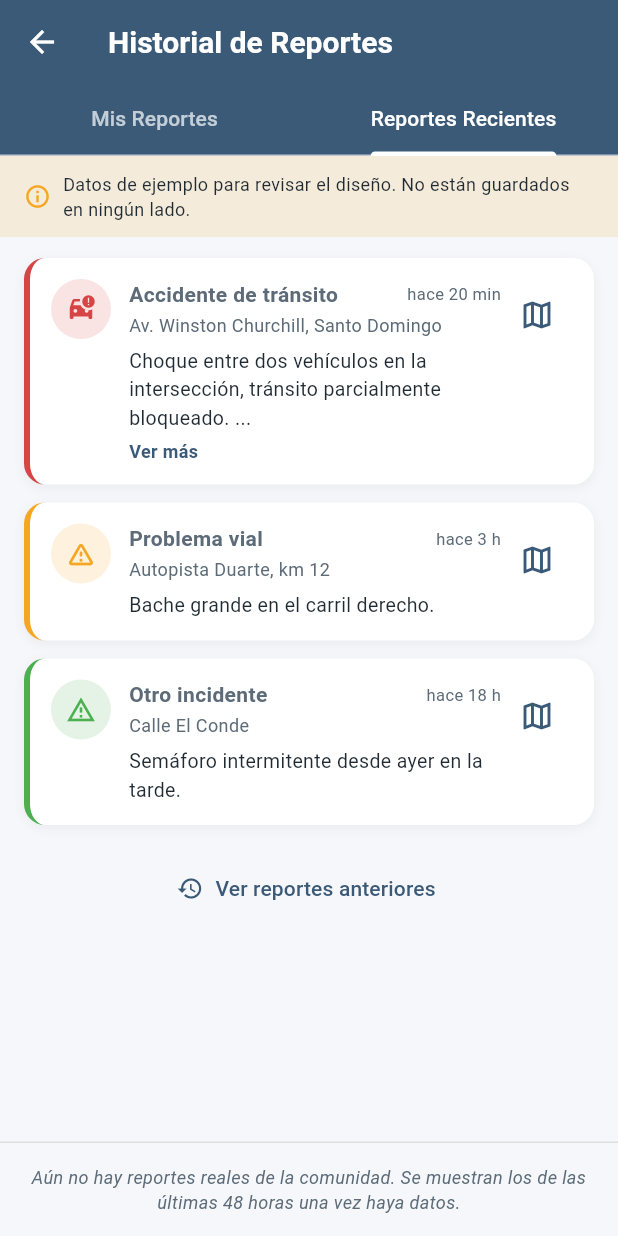
After one commit to alexxdiazz-20/ReportesRD-App, a Flutter app: the HistorialScreen screen opened by its route, tab 2 chosen, on a phone screen of 412 x 824 dp. The commit adds this screen. Run offline on Flutter 3.47's test engine with Material 3 defaults, Android fonts, the phone set to English and light mode, and no system bars; our stand-ins replace geolocator, google_maps_flutter, image_picker, shared_preferences; accounts and stored records are empty.

Commit message:
feat: historial de reportes con pestanas Mis Reportes y Recientes, filtro 48h, ID por dispositivo

```diff
--- a/lib/main.dart
+++ b/lib/main.dart
@@ -2,6 +2,8 @@ import 'package:flutter/material.dart';
 import 'theme/app_theme.dart';
 import 'screens/home_screen.dart';
 import 'screens/nuevo_reporte_screen.dart';
+import 'screens/historial_screen.dart';
+import 'screens/ver_reporte_mapa_screen.dart';
 
 void main() {
   runApp(const MyApp());
@@ -24,6 +26,8 @@ class MyApp extends StatelessWidget {
       routes: {
         '/': (context) => const HomeScreen(),
         '/nuevo-reporte': (context) => const NuevoReporteScreen(),
+        '/historial': (context) => const HistorialScreen(),
+        '/ver-reporte-mapa': (context) => const VerReporteMapaScreen(),
       },
     );
   }
--- a/lib/models/reporte_model.dart
+++ b/lib/models/reporte_model.dart
@@ -12,13 +12,15 @@ class ReporteModel {
   final String descripcion;
   final double latitud;
   final double longitud;
-
-  // Lista de rutas de fotos: puede venir vacía (sin fotos),
-  // con una, o con varias.
   final List<String> rutasFotos;
-
   final NivelUrgencia urgencia;
   final DateTime fechaCreacion;
+
+  // ID del dispositivo que creó este reporte (ver DispositivoService).
+  // Se usa para que cada usuario pueda ver "sus" reportes en el
+  // Historial, sin necesidad de login. No identifica a una persona,
+  // solo a un dispositivo/instalación de la app.
+  final String creadoPor;
 
   ReporteModel({
     String? id,
@@ -29,16 +31,22 @@ class ReporteModel {
     List<String>? rutasFotos,
     required this.urgencia,
     DateTime? fechaCreacion,
+    required this.creadoPor,
   })  : id = id ?? const Uuid().v4(), // genera el ID único automáticamente, sin login
-        rutasFotos = rutasFotos ?? const [], // si no se pasa nada, queda como lista vacía
+        rutasFotos = rutasFotos ?? const [],
         fechaCreacion = fechaCreacion ?? DateTime.now();
 
   /// Esto es lo que el compañero de base de datos va a mandar a Supabase.
   /// Ejemplo de uso futuro:
   /// await Supabase.instance.client.from('reportes').insert(reporte.toMap());
   ///
-  /// Nota para el compañero de BD: 'rutas_fotos' es un arreglo de texto.
-  /// En Supabase/Postgres el tipo de columna correspondiente es text[].
+  /// Nota para el compañero de BD:
+  /// - 'rutas_fotos' es un arreglo de texto (text[] en Postgres)
+  /// - 'creado_por' es el ID del dispositivo. La consulta del Historial
+  ///   personal debe filtrar por esta columna:
+  ///     .eq('creado_por', idDeEsteDispositivo)
+  ///   mientras que el mapa público del Home debe traer TODOS los
+  ///   reportes sin filtrar por esta columna.
   Map<String, dynamic> toMap() {
     return {
       'id': id,
@@ -49,6 +57,7 @@ class ReporteModel {
       'rutas_fotos': rutasFotos,
       'urgencia': urgencia.name,
       'fecha_creacion': fechaCreacion.toIso8601String(),
+      'creado_por': creadoPor,
     };
   }
 }
--- /dev/null
+++ b/lib/screens/historial_screen.dart
@@ -0,0 +1,401 @@
+import 'package:flutter/material.dart';
+import '../models/reporte_model.dart';
+import '../theme/app_theme.dart';
+
+/// ⚠️ PANTALLA CON DATOS DE PRUEBA (MOCK) ⚠️
+///
+/// Dos pestañas:
+/// - "Mis Reportes": lo que este dispositivo ha reportado. Cuando exista
+///   la conexión a Supabase, se debe filtrar con:
+///     .eq('creado_por', await DispositivoService.obtenerIdDispositivo())
+/// - "Reportes Recientes": todos los reportes de todos los usuarios,
+///   sin filtrar, ordenados del más reciente al más viejo.
+///   TODO(Supabase): además de traerlos todos, se recomienda que el
+///   backend descarte (o deje de mostrar) reportes con más de 24-48h
+///   de creados, para que la lista no crezca indefinidamente.
+///
+/// Todo lo que se ve aquí abajo (_reportesDePrueba) es inventado
+/// únicamente para revisar el diseño. No existe en ninguna base de datos.
+class HistorialScreen extends StatefulWidget {
+  const HistorialScreen({super.key});
+
+  @override
+  State<HistorialScreen> createState() => _HistorialScreenState();
+}
+
+class _HistorialScreenState extends State<HistorialScreen>
+    with SingleTickerProviderStateMixin {
+  late final TabController _tabController;
+
+  // Por defecto, "Reportes Recientes" solo muestra lo de las últimas 48h.
+  // Si el usuario toca "Ver reportes anteriores", se quita ese límite y
+  // se muestra el historial completo de la comunidad.
+  bool _mostrarTodoElHistorial = false;
+
+  @override
+  void initState() {
+    super.initState();
+    _tabController = TabController(length: 2, vsync: this);
+  }
+
+  @override
+  void dispose() {
+    _tabController.dispose();
+    super.dispose();
+  }
+
+  /// Reportes de ejemplo para la pestaña "Reportes Recientes" (de todos).
+  List<_ReporteConZona> _reportesRecientesDePrueba() {
+    final ahora = DateTime.now();
+    return [
+      _ReporteConZona(
+        zona: 'Av. Winston Churchill, Santo Domingo',
+        reporte: ReporteModel(
+          tipo: TipoIncidente.accidente,
+          descripcion: 'Choque entre dos vehículos en la intersección, tránsito '
+              'parcialmente bloqueado. Hay una grúa en camino, precaución al pasar.',
+          latitud: 18.4861,
+          longitud: -69.9312,
+          urgencia: NivelUrgencia.alta,
+          creadoPor: 'dispositivo_prueba_1',
+          fechaCreacion: ahora.subtract(const Duration(minutes: 20)),
+        ),
+      ),
+      _ReporteConZona(
+        zona: 'Autopista Duarte, km 12',
+        reporte: ReporteModel(
+          tipo: TipoIncidente.problemaVial,
+          descripcion: 'Bache grande en el carril derecho.',
+          latitud: 18.4700,
+          longitud: -69.9400,
+          urgencia: NivelUrgencia.media,
+          creadoPor: 'dispositivo_prueba_2',
+          fechaCreacion: ahora.subtract(const Duration(hours: 3)),
+        ),
+      ),
+      _ReporteConZona(
+        zona: 'Calle El Conde',
+        reporte: ReporteModel(
+          tipo: TipoIncidente.otro,
+          descripcion: 'Semáforo intermitente desde ayer en la tarde.',
+          latitud: 18.4920,
+          longitud: -69.9200,
+          urgencia: NivelUrgencia.baja,
+          creadoPor: 'dispositivo_prueba_3',
+          fechaCreacion: ahora.subtract(const Duration(hours: 18)),
+        ),
+      ),
+    ];
+  }
+
+  /// Reportes de ejemplo para la pestaña "Mis Reportes" (solo este dispositivo).
+  List<_ReporteConZona> _misReportesDePrueba() {
+    final ahora = DateTime.now();
+    return [
+      _ReporteConZona(
+        zona: 'Av. 27 de Febrero',
+        reporte: ReporteModel(
+          tipo: TipoIncidente.problemaVial,
+          descripcion: 'Alcantarilla sin tapa, peligro para motociclistas.',
+          latitud: 18.4750,
+          longitud: -69.9350,
+          urgencia: NivelUrgencia.alta,
+          creadoPor: 'este_dispositivo',
+          fechaCreacion: ahora.subtract(const Duration(days: 1, hours: 4)),
+        ),
+      ),
+    ];
+  }
+
+  @override
+  Widget build(BuildContext context) {
+    return Scaffold(
+      appBar: AppBar(
+        title: const Text('Historial de Reportes'),
+        bottom: TabBar(
+          controller: _tabController,
+          indicatorColor: Colors.white,
+          labelColor: Colors.white,
+          unselectedLabelColor: Colors.white70,
+          tabs: const [
+            Tab(text: 'Mis Reportes'),
+            Tab(text: 'Reportes Recientes'),
+          ],
+        ),
+      ),
+      body: TabBarView(
+        controller: _tabController,
+        children: [
+          _buildListaConAvisos(
+            reportes: _misReportesDePrueba(),
+            mensajeVacioReal: 'Aún no has creado reportes reales.',
+          ),
+          _buildListaConAvisos(
+            // Si el usuario no pidió ver todo, se filtra a las últimas
+            // 48h. Los reportes viejos no se borran de la base de datos,
+            // solo se ocultan por defecto para mantener la lista relevante.
+            reportes: _mostrarTodoElHistorial
+                ? _reportesRecientesDePrueba()
+                : _reportesRecientesDePrueba()
+                    .where((item) => DateTime.now()
+                        .difference(item.reporte.fechaCreacion)
+                        .inHours < 48)
+                    .toList(),
+            mensajeVacioReal:
+                'Aún no hay reportes reales de la comunidad. Se muestran '
+                'los de las últimas 48 horas una vez haya datos.',
+            mostrarBotonVerTodo: true,
+          ),
+        ],
+      ),
+    );
+  }
+
+  Widget _buildListaConAvisos({
+    required List<_ReporteConZona> reportes,
+    required String mensajeVacioReal,
+    bool mostrarBotonVerTodo = false,
+  }) {
+    return Column(
+      children: [
+        _buildBannerDatosDePrueba(),
+        Expanded(
+          child: ListView.builder(
+            padding: const EdgeInsets.symmetric(vertical: 8),
+            itemCount: reportes.length + (mostrarBotonVerTodo ? 1 : 0),
+            itemBuilder: (context, index) {
+              if (mostrarBotonVerTodo && index == reportes.length) {
+                // Último elemento de la lista: el botón para alternar
+                // entre "solo lo reciente" y "todo el historial".
+                return Padding(
+                  padding: const EdgeInsets.symmetric(vertical: 12),
+                  child: Center(
+                    child: TextButton.icon(
+                      onPressed: () {
+                        setState(() {
+                          _mostrarTodoElHistorial = !_mostrarTodoElHistorial;
+                        });
+                      },
+                      icon: Icon(
+                        _mostrarTodoElHistorial
+                            ? Icons.visibility_off_outlined
+                            : Icons.history,
+                      ),
+                      label: Text(
+                        _mostrarTodoElHistorial
+                            ? 'Ver solo lo reciente (48h)'
+                            : 'Ver reportes anteriores',
+                      ),
+                    ),
+                  ),
+                );
+              }
+              return _BannerReporte(item: reportes[index]);
+            },
+          ),
+        ),
+        Container(
+          width: double.infinity,
+          padding: const EdgeInsets.all(14),
+          decoration: BoxDecoration(
+            color: AppColors.fondo,
+            border: Border(top: BorderSide(color: Colors.grey.shade300)),
+          ),
+          child: Text(
+            mensajeVacioReal,
+            textAlign: TextAlign.center,
+            style: const TextStyle(
+              fontSize: 12,
+              fontStyle: FontStyle.italic,
+              color: AppColors.textoSecundario,
+            ),
+          ),
+        ),
+      ],
+    );
+  }
+
+  Widget _buildBannerDatosDePrueba() {
+    return Container(
+      width: double.infinity,
+      color: AppColors.urgenciaMedia.withValues(alpha: 0.15),
+      padding: const EdgeInsets.symmetric(horizontal: 16, vertical: 10),
+      child: const Row(
+        children: [
+          Icon(Icons.info_outline, size: 18, color: AppColors.urgenciaMedia),
+          SizedBox(width: 8),
+          Expanded(
+            child: Text(
+              'Datos de ejemplo para revisar el diseño. No están guardados '
+              'en ningún lado.',
+              style: TextStyle(fontSize: 12, color: AppColors.textoPrincipal),
+            ),
+          ),
+        ],
+      ),
+    );
+  }
+}
+
+/// Combina un reporte con el nombre de zona/dirección aproximada, solo
+/// para mostrarlo en pantalla. El modelo real (ReporteModel) no incluye
+/// este campo — se calcularía a futuro con geocodificación inversa a
+/// partir de lat/lng (TODO: evaluar el paquete 'geocoding' cuando haya
+/// datos reales).
+class _ReporteConZona {
+  final ReporteModel reporte;
+  final String zona;
+
+  _ReporteConZona({required this.reporte, required this.zona});
+}
+
+/// Tarjeta tipo "banner de notificación": ícono según tipo/urgencia,
+/// zona, descripción truncada con opción de "ver más", y un botón de
+/// mapa que lleva a ver el punto exacto donde ocurrió.
+class _BannerReporte extends StatefulWidget {
+  final _ReporteConZona item;
+
+  const _BannerReporte({required this.item});
+
+  @override
+  State<_BannerReporte> createState() => _BannerReporteState();
+}
+
+class _BannerReporteState extends State<_BannerReporte> {
+  bool _expandido = false;
+
+  String _nombreTipo(TipoIncidente tipo) {
+    switch (tipo) {
+      case TipoIncidente.accidente:
+        return 'Accidente de tránsito';
+      case TipoIncidente.problemaVial:
+        return 'Problema vial';
+      case TipoIncidente.otro:
+        return 'Otro incidente';
+    }
+  }
+
+  IconData _iconoTipo(TipoIncidente tipo) {
+    switch (tipo) {
+      case TipoIncidente.accidente:
+        return Icons.car_crash;
+      case TipoIncidente.problemaVial:
+        return Icons.warning_amber_rounded;
+      case TipoIncidente.otro:
+        return Icons.report_problem_outlined;
+    }
+  }
+
+  /// Convierte la fecha a un texto corto tipo "hace 20 min", "hace 3 h".
+  String _tiempoTranscurrido(DateTime fecha) {
+    final diferencia = DateTime.now().difference(fecha);
+    if (diferencia.inMinutes < 60) return 'hace ${diferencia.inMinutes} min';
+    if (diferencia.inHours < 24) return 'hace ${diferencia.inHours} h';
+    return 'hace ${diferencia.inDays} d';
+  }
+
+  void _verEnMapa(BuildContext context) {
+    Navigator.pushNamed(
+      context,
+      '/ver-reporte-mapa',
+      arguments: {
+        'latitud': widget.item.reporte.latitud,
+        'longitud': widget.item.reporte.longitud,
+        'titulo': _nombreTipo(widget.item.reporte.tipo),
+      },
+    );
+  }
+
+  @override
+  Widget build(BuildContext context) {
+    final reporte = widget.item.reporte;
+    final colorUrgencia = AppTheme.colorPorUrgencia(reporte.urgencia.name);
+    final descripcion = reporte.descripcion;
+
+    // Se considera "largo" a partir de ~80 caracteres para decidir si
+    // mostrar el botón de "ver más" (aprox. lo que no cabe en 2 líneas).
+    final esLargo = descripcion.length > 80;
+    final descripcionMostrada =
+        (!_expandido && esLargo) ? '${descripcion.substring(0, 80)}...' : descripcion;
+
+    return Container(
+      margin: const EdgeInsets.symmetric(horizontal: 16, vertical: 6),
+      padding: const EdgeInsets.all(14),
+      decoration: BoxDecoration(
+        color: AppColors.superficie,
+        borderRadius: BorderRadius.circular(14),
+        border: Border(left: BorderSide(color: colorUrgencia, width: 4)),
+        boxShadow: [
+          BoxShadow(
+            color: Colors.black.withValues(alpha: 0.05),
+            blurRadius: 6,
+            offset: const Offset(0, 2),
+          ),
+        ],
+      ),
+      child: Row(
+        crossAxisAlignment: CrossAxisAlignment.start,
+        children: [
+          CircleAvatar(
+            radius: 20,
+            backgroundColor: colorUrgencia.withValues(alpha: 0.15),
+            child: Icon(_iconoTipo(reporte.tipo), color: colorUrgencia, size: 20),
+          ),
+          const SizedBox(width: 12),
+          Expanded(
+            child: Column(
+              crossAxisAlignment: CrossAxisAlignment.start,
+              children: [
+                Row(
+                  children: [
+                    Expanded(
+                      child: Text(
+                        _nombreTipo(reporte.tipo),
+                        style: const TextStyle(fontWeight: FontWeight.w600, fontSize: 14),
+                      ),
+                    ),
+                    Text(
+                      _tiempoTranscurrido(reporte.fechaCreacion),
+                      style: const TextStyle(fontSize: 11, color: AppColors.textoSecundario),
+                    ),
+                  ],
+                ),
+                const SizedBox(height: 2),
+                Text(
+                  widget.item.zona,
+                  style: const TextStyle(fontSize: 12, color: AppColors.textoSecundario),
+                ),
+                const SizedBox(height: 6),
+                Text(
+                  descripcionMostrada,
+                  style: const TextStyle(fontSize: 13, color: AppColors.textoPrincipal),
+                ),
+                if (esLargo)
+                  GestureDetector(
+                    onTap: () => setState(() => _expandido = !_expandido),
+                    child: Padding(
+                      padding: const EdgeInsets.only(top: 4),
+                      child: Text(
+                        _expandido ? 'Ver menos' : 'Ver más',
+                        style: const TextStyle(
+                          fontSize: 12,
+                          fontWeight: FontWeight.w600,
+                          color: AppColors.primario,
+                        ),
+                      ),
+                    ),
+                  ),
+              ],
+            ),
+          ),
+          IconButton(
+            onPressed: () => _verEnMapa(context),
+            icon: const Icon(Icons.map_outlined),
+            color: AppColors.primario,
+            tooltip: 'Ver en el mapa',
+          ),
+        ],
+      ),
+    );
+  }
+}
--- a/lib/screens/home_screen.dart
+++ b/lib/screens/home_screen.dart
@@ -119,8 +119,11 @@ class _HomeScreenState extends State<HomeScreen> {
       ),
       child: Column(
         crossAxisAlignment: CrossAxisAlignment.start,
-        children: const [
+        children: [
           Row(
+            mainAxisAlignment: MainAxisAlignment.spaceBetween,
+            children: [
+              const Row(
                 children: [
                   Icon(Icons.report, color: Colors.white, size: 26),
                   SizedBox(width: 8),
@@ -134,8 +137,28 @@ class _HomeScreenState extends State<HomeScreen> {
                   ),
                 ],
               ),
-          SizedBox(height: 6),
-          Text(
+              // Acceso al historial de reportes, ubicado en la esquina
+              // superior derecha por ser una acción secundaria (la
+              // principal es crear un reporte, abajo en la pantalla).
+              // Se usa TextButton.icon (no solo un ícono) para que el
+              // usuario entienda de inmediato qué hace, sin adivinar.
+              TextButton.icon(
+                onPressed: () => Navigator.pushNamed(context, '/historial'),
+                icon: const Icon(Icons.history, color: Colors.white, size: 20),
+                label: const Text(
+                  'Historial',
+                  style: TextStyle(color: Colors.white, fontSize: 13, fontWeight: FontWeight.w600),
+                ),
+                style: TextButton.styleFrom(
+                  backgroundColor: Colors.white.withValues(alpha: 0.15),
+                  padding: const EdgeInsets.symmetric(horizontal: 10, vertical: 6),
+                  shape: RoundedRectangleBorder(borderRadius: BorderRadius.circular(20)),
+                ),
+              ),
+            ],
+          ),
+          const SizedBox(height: 6),
+          const Text(
             'Reporta accidentes de tránsito y problemas viales en tu zona. '
             'Tu reporte ayuda a mantener las vías más seguras para todos.',
             style: TextStyle(color: Colors.white70, fontSize: 13, height: 1.3),
--- a/lib/screens/nuevo_reporte_screen.dart
+++ b/lib/screens/nuevo_reporte_screen.dart
@@ -7,6 +7,7 @@ import 'package:google_maps_flutter/google_maps_flutter.dart';
 import 'package:image_picker/image_picker.dart';
 
 import '../models/reporte_model.dart';
+import '../services/dispositivo_service.dart'; // <-- IMPORT NUEVO
 import '../theme/app_theme.dart';
 
 /// Pantalla de creación de un reporte (Tarea 3).
@@ -55,6 +56,10 @@ class _NuevoReporteScreenState extends State<NuevoReporteScreen> {
   // didChangeDependencies podría re-pisar la ubicación que el usuario ya
   // ajustó en el mapa.
   bool _argumentosLeidos = false;
+
+  // Mientras se genera/lee el ID del dispositivo y se envía el reporte,
+  // deshabilitamos el botón para evitar doble envío por doble tap.
+  bool _enviando = false;
 
   @override
   void didChangeDependencies() {
@@ -130,7 +135,11 @@ class _NuevoReporteScreenState extends State<NuevoReporteScreen> {
   /// Aquí NO se guarda en Supabase todavía: esa parte (crear la tabla y la
   /// conexión) es de otro compañero. Se deja el reporte armado y el punto
   /// exacto marcado con un TODO para que enchufarlo sea directo.
-  void _enviarReporte() {
+  ///
+  /// CAMBIO: ahora es async porque hay que leer/generar el ID del
+  /// dispositivo (DispositivoService) antes de poder armar el ReporteModel,
+  /// ya que 'creadoPor' es un campo requerido del modelo.
+  Future<void> _enviarReporte() async {
     // Validaciones mínimas: sin tipo o sin descripción, el reporte no sirve.
     if (_tipoSeleccionado == null) {
       _mostrarAviso('Selecciona el tipo de incidente.');
@@ -141,6 +150,16 @@ class _NuevoReporteScreenState extends State<NuevoReporteScreen> {
       return;
     }
 
+    setState(() => _enviando = true);
+
+    // ID único de este dispositivo (se genera una sola vez y se reutiliza
+    // siempre). Sirve para que "Mis Reportes" en el Historial pueda filtrar
+    // y mostrar solo lo que este dispositivo ha reportado, sin login.
+    final idDispositivo = await DispositivoService.obtenerIdDispositivo();
+
+    // Guard: la pantalla pudo haberse cerrado mientras esperábamos el ID.
+    if (!mounted) return;
+
     final reporte = ReporteModel(
       tipo: _tipoSeleccionado!,
       descripcion: _descripcionController.text.trim(),
@@ -148,12 +167,15 @@ class _NuevoReporteScreenState extends State<NuevoReporteScreen> {
       longitud: _ubicacionSeleccionada!.longitude,
       rutasFotos: _rutasFotos,
       urgencia: _urgencia,
+      creadoPor: idDispositivo, // <-- CAMPO NUEVO
     );
 
     // TODO(Supabase - Tarea 5/6): cuando la tabla 'reportes' exista y el
     // cliente de Supabase esté inicializado, guardar aquí. El modelo ya
     // trae toMap() listo:
     //   await Supabase.instance.client.from('reportes').insert(reporte.toMap());
+
+    setState(() => _enviando = false);
 
     // Mientras tanto, confirmamos visualmente que el reporte se armó bien,
     // mostrando el ID único que se generó solo (sin necesidad de login).
@@ -515,14 +537,22 @@ class _NuevoReporteScreenState extends State<NuevoReporteScreen> {
   }
 
   /// Botón principal de la pantalla: enviar el reporte. Ocupa todo el ancho
-  /// para que sea la acción más clara y fácil de tocar.
+  /// para que sea la acción más clara y fácil de tocar. Se deshabilita
+  /// mientras se está generando el ID del dispositivo y armando el reporte,
+  /// para evitar que un doble tap cree el reporte dos veces.
   Widget _buildBotonEnviar() {
     return SizedBox(
       width: double.infinity,
       child: ElevatedButton.icon(
-        onPressed: _enviarReporte,
-        icon: const Icon(Icons.send),
-        label: const Text('Enviar Reporte'),
+        onPressed: _enviando ? null : _enviarReporte,
+        icon: _enviando
+            ? const SizedBox(
+                width: 18,
+                height: 18,
+                child: CircularProgressIndicator(strokeWidth: 2, color: Colors.white),
+              )
+            : const Icon(Icons.send),
+        label: Text(_enviando ? 'Enviando...' : 'Enviar Reporte'),
       ),
     );
   }
--- /dev/null
+++ b/lib/screens/ver_reporte_mapa_screen.dart
@@ -0,0 +1,35 @@
+import 'package:flutter/material.dart';
+import 'package:google_maps_flutter/google_maps_flutter.dart';
+
+/// Pantalla simple que muestra un mapa centrado en el punto exacto donde
+/// ocurrió un reporte, con un pin marcándolo. Se llega aquí tocando el
+/// ícono de mapa dentro de una tarjeta de reporte en el Historial.
+class VerReporteMapaScreen extends StatelessWidget {
+  const VerReporteMapaScreen({super.key});
+
+  @override
+  Widget build(BuildContext context) {
+    final argumentos = ModalRoute.of(context)!.settings.arguments as Map;
+    final double latitud = argumentos['latitud'];
+    final double longitud = argumentos['longitud'];
+    final String titulo = argumentos['titulo'] ?? 'Ubicación del reporte';
+
+    final posicion = LatLng(latitud, longitud);
+
+    return Scaffold(
+      appBar: AppBar(title: Text(titulo)),
+      body: GoogleMap(
+        initialCameraPosition: CameraPosition(target: posicion, zoom: 17),
+        markers: {
+          Marker(
+            markerId: const MarkerId('reporte'),
+            position: posicion,
+            infoWindow: InfoWindow(title: titulo),
+          ),
+        },
+        zoomControlsEnabled: true,
+        myLocationButtonEnabled: false,
+      ),
+    );
+  }
+}
--- /dev/null
+++ b/lib/services/dispositivo_service.dart
@@ -0,0 +1,33 @@
+import 'package:shared_preferences/shared_preferences.dart';
+import 'package:uuid/uuid.dart';
+
+/// Genera y recuerda un ID único por dispositivo, sin necesidad de login.
+///
+/// La primera vez que se abre la app, se genera un UUID y se guarda en el
+/// almacenamiento local del teléfono (SharedPreferences). Las siguientes
+/// veces que se abra la app en ese mismo dispositivo, se reutiliza el
+/// mismo ID en vez de generar uno nuevo.
+///
+/// Este ID se usa para:
+/// 1. Marcar cada reporte con "quién lo creó" (campo 'creado_por')
+/// 2. Filtrar el Historial de Reportes para mostrar solo los reportes
+///    hechos desde este dispositivo, sin exponer los de otros usuarios.
+class DispositivoService {
+  static const String _clave = 'id_dispositivo';
+
+  /// Devuelve el ID de este dispositivo. Si es la primera vez que se
+  /// llama, lo genera y lo guarda; si ya existía, devuelve el mismo
+  /// de siempre.
+  static Future<String> obtenerIdDispositivo() async {
+    final prefs = await SharedPreferences.getInstance();
+
+    String? idExistente = prefs.getString(_clave);
+    if (idExistente != null) {
+      return idExistente;
+    }
+
+    final nuevoId = const Uuid().v4();
+    await prefs.setString(_clave, nuevoId);
+    return nuevoId;
+  }
+}
--- a/pubspec.yaml
+++ b/pubspec.yaml
@@ -34,6 +34,7 @@ dependencies:
   geolocator: ^13.0.1
   image_picker: ^1.1.2
   uuid: ^4.5.1
+  shared_preferences: ^2.3.3
 
   # The following adds the Cupertino Icons font to your application.
   # Use with the CupertinoIcons class for iOS style icons.
```
Also changed, not shown: pubspec.lock, 1 other file. Lines whose indentation alone changed are shown as unchanged.
